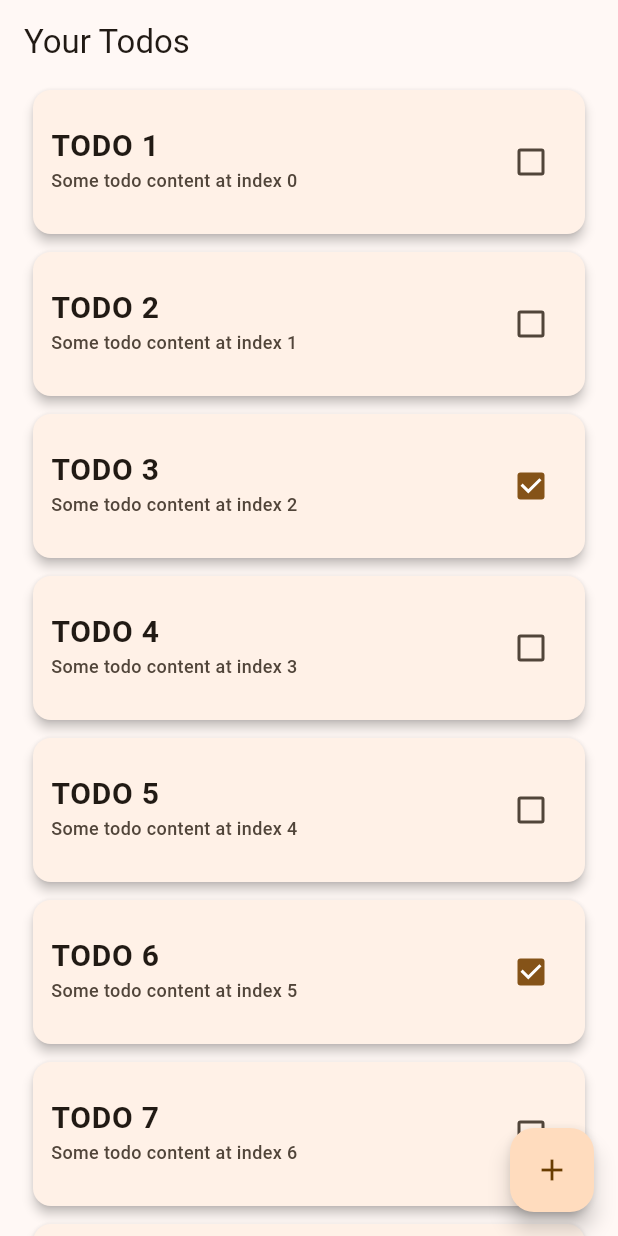
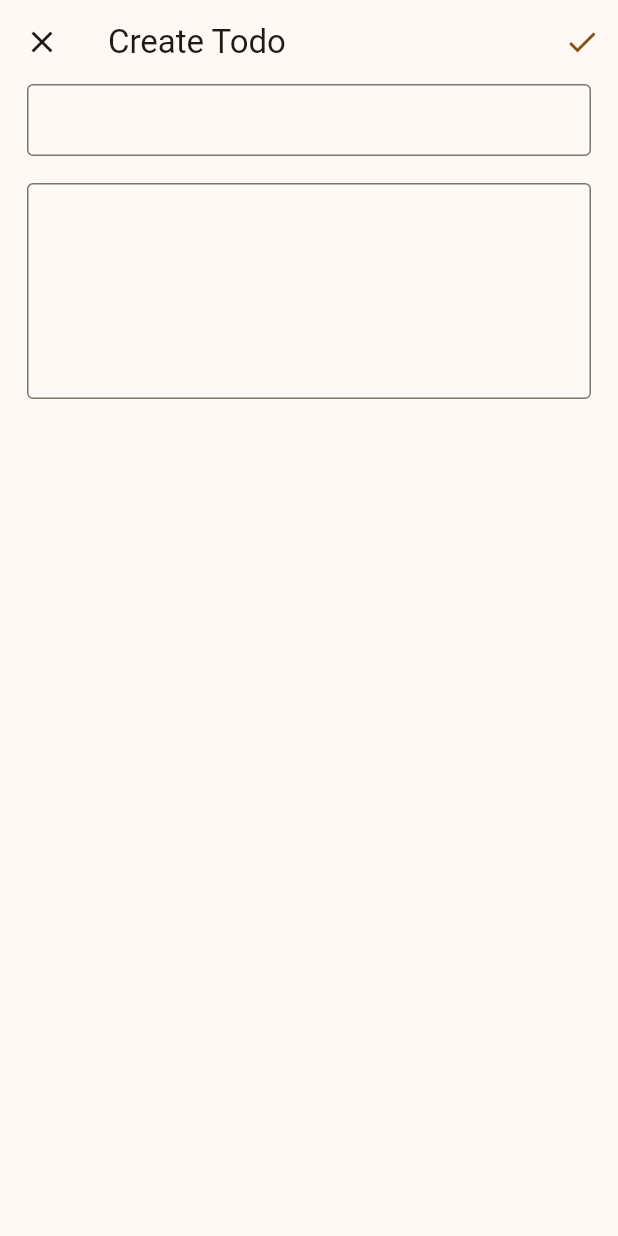
Before and after one commit to Mastersam07/TodoClient, a Flutter app: the TodoHome screen opened by its route, after a tap on the "add" icon, on a phone screen of 412 x 824 dp. Run offline on Flutter 3.47's test engine with Material 2 defaults, Android fonts, the phone set to English and light mode, and no system bars.

Commit message:
feat: creating and editing todos.

```diff
--- /dev/null
+++ b/lib/features/todo/presentation/view/create_todo.dart
@@ -0,0 +1,72 @@
+import 'package:flutter/material.dart';
+import 'package:provider/provider.dart';
+import 'package:todo/features/todo/presentation/vms/todo_vm.dart';
+import 'package:todo/shared/constants.dart';
+import 'package:todo/shared/widgets/text_field.dart';
+import '../vms/create_todo_vm.dart';
+
+class CreateTodo extends StatelessWidget {
+  static const route = '/todo';
+
+  const CreateTodo({Key? key, this.id}) : super(key: key);
+
+  final int? id;
+
+  @override
+  Widget build(BuildContext context) {
+    return ChangeNotifierProvider(
+      create: (_) => CreateTodoViewModel(id != null
+          ? context.read<TodoViewModel>().todos.elementAt(id!)
+          : null),
+      child: const _CreateTodoPage(),
+    );
+  }
+}
+
+class _CreateTodoPage extends StatelessWidget {
+  const _CreateTodoPage({Key? key}) : super(key: key);
+
+  @override
+  Widget build(BuildContext context) {
+    final vm = context.read<CreateTodoViewModel>();
+    return Scaffold(
+      appBar: AppBar(
+        title: Text(vm.isEditing ? 'Edit Todo' : 'Create Todo'),
+        leading: IconButton(
+          icon: const Icon(Icons.close),
+          onPressed: Navigator.of(context).pop,
+        ),
+        actions: [
+          IconButton(
+            onPressed: () => vm.createOrEditTodo(context),
+            icon: Icon(
+              Icons.check,
+              color: Theme.of(context).colorScheme.primary,
+            ),
+          ),
+        ],
+      ),
+      body: SafeArea(
+        child: Padding(
+          padding: const EdgeInsets.symmetric(
+            horizontal: Constants.horizontalPadding,
+          ),
+          child: Column(
+            children: [
+              AppTextFormField(
+                controller: TextEditingController(text: vm.todo.title),
+                onChanged: (value) => vm.titleOnChange(value ?? ''),
+              ),
+              const SizedBox(height: Constants.gridSpaceMedium),
+              AppTextFormField(
+                controller: TextEditingController(text: vm.todo.content),
+                onChanged: (value) => vm.contentOnChange(value ?? ''),
+                maxLines: 5,
+              ),
+            ],
+          ),
+        ),
+      ),
+    );
+  }
+}
--- a/lib/features/todo/presentation/view/todo_home.dart
+++ b/lib/features/todo/presentation/view/todo_home.dart
@@ -1,5 +1,6 @@
 import 'package:flutter/material.dart';
 import 'package:provider/provider.dart';
+import 'package:todo/features/todo/presentation/view/create_todo.dart';
 import 'package:todo/features/todo/presentation/vms/todo_vm.dart';
 import 'package:todo/features/todo/presentation/widgets/todo_card.dart';
 import 'package:todo/shared/constants.dart';
@@ -18,7 +19,7 @@ class TodoHome extends StatelessWidget {
         title: const Text('Your Todos'),
       ),
       floatingActionButton: FloatingActionButton(
-        onPressed: () {},
+        onPressed: () => Navigator.of(context).pushNamed(CreateTodo.route),
         child: const Icon(Icons.add),
       ),
       body: ListView.separated(
@@ -30,7 +31,9 @@ class TodoHome extends StatelessWidget {
             title: todo.title ?? '',
             description: todo.content ?? '',
             isCompleted: todo.status?.status == Status.completed,
-            onTap: () => vm.toggleTodo(todo),
+            toggleStatus: () => vm.toggleTodo(todo),
+            onTap: () => Navigator.of(context)
+                .pushNamed(CreateTodo.route, arguments: {'id': todo.id}),
           );
         },
         separatorBuilder: (_, __) => const SizedBox(height: 4),
--- /dev/null
+++ b/lib/features/todo/presentation/vms/create_todo_vm.dart
@@ -0,0 +1,56 @@
+import 'package:flutter/material.dart';
+import 'package:provider/provider.dart';
+import 'package:todo/features/todo/presentation/vms/todo_vm.dart';
+
+import '../../data/models/todo.dart';
+
+class CreateTodoViewModel extends ChangeNotifier {
+  Todo _todo = Todo();
+
+  CreateTodoViewModel(Todo? todo) {
+    if (todo != null) {
+      _isEditing = true;
+      _todo = todo;
+      notifyListeners();
+    }
+  }
+
+  Todo get todo => _todo;
+
+  bool get isEditing => _isEditing;
+  bool _isEditing = false;
+
+  void titleOnChange(String value) {
+    _todo.title = value;
+    notifyListeners();
+  }
+
+  void contentOnChange(String value) {
+    _todo.content = value;
+    notifyListeners();
+  }
+
+  void createOrEditTodo(BuildContext context) {
+    _isEditing ? _completeTodoEdit(context) : _createTodo(context);
+
+    Navigator.of(context).pop();
+  }
+
+  void _createTodo(BuildContext context) {
+    context.read<TodoViewModel>().createTodo(
+          _todo
+            ..id = context.read<TodoViewModel>().todos.length
+            ..createdAt = DateTime.now()
+            ..createdBy = 'User'
+            ..status = 1,
+        );
+  }
+
+  void _completeTodoEdit(BuildContext context) {
+    context.read<TodoViewModel>().updateTodo(
+          _todo
+            ..status = 1
+            ..createdAt = DateTime.now(),
+        );
+  }
+}
--- a/lib/features/todo/presentation/widgets/todo_card.dart
+++ b/lib/features/todo/presentation/widgets/todo_card.dart
@@ -8,11 +8,13 @@ class TodoCard extends StatelessWidget {
     required this.description,
     this.isCompleted = false,
     this.onTap,
+    this.toggleStatus,
   }) : super(key: key);
   final String title;
   final String description;
   final bool isCompleted;
   final VoidCallback? onTap;
+  final VoidCallback? toggleStatus;
 
   @override
   Widget build(BuildContext context) {
@@ -41,7 +43,9 @@ class TodoCard extends StatelessWidget {
           ),
           trailing: Checkbox(
             value: isCompleted,
-            onChanged: (value) {},
+            onChanged: (value) {
+              toggleStatus?.call();
+            },
           ),
         ),
       ),
--- a/lib/main.dart
+++ b/lib/main.dart
@@ -2,6 +2,7 @@ import 'package:flutter/material.dart';
 import 'package:provider/provider.dart';
 import 'package:todo/features/authentication/presentation/views/auth.dart';
 import 'package:todo/features/splash/presentation/views/splash.dart';
+import 'package:todo/features/todo/presentation/view/create_todo.dart';
 import 'package:todo/features/todo/presentation/view/todo_home.dart';
 
 import 'features/authentication/presentation/vms/auth_vm.dart';
@@ -35,6 +36,11 @@ class MyApp extends StatelessWidget {
               return MaterialPageRoute(builder: (_) => const AuthScreen());
             case TodoHome.route:
               return MaterialPageRoute(builder: (_) => const TodoHome());
+            case CreateTodo.route:
+              final args = settings.arguments as Map<String, dynamic>?;
+              return MaterialPageRoute(
+                builder: (_) => CreateTodo(id: args?['id'] as int?),
+              );
             default:
               return MaterialPageRoute(
                 builder: (context) => Scaffold(
--- a/lib/shared/widgets/text_field.dart
+++ b/lib/shared/widgets/text_field.dart
@@ -9,6 +9,7 @@ class AppTextFormField extends StatelessWidget {
     this.onEditingComplete,
     this.label,
     this.hint,
+    this.maxLines,
     this.suffix,
     this.prefix,
   }) : super(key: key);
@@ -17,6 +18,7 @@ class AppTextFormField extends StatelessWidget {
   final VoidCallback? onEditingComplete;
   final String? label;
   final String? hint;
+  final int? maxLines;
   final Widget? suffix;
   final Widget? prefix;
 
@@ -26,14 +28,17 @@ class AppTextFormField extends StatelessWidget {
       controller: controller,
       onChanged: onChanged,
       onEditingComplete: onEditingComplete,
+      maxLines: maxLines,
       decoration: InputDecoration(
         labelText: label,
         hintText: hint,
         prefixIcon: prefix,
         suffixIcon: suffix,
         border: const OutlineInputBorder(),
-        contentPadding:
-            const EdgeInsets.symmetric(horizontal: Constants.gridSpaceSmall),
+        contentPadding: const EdgeInsets.symmetric(
+          horizontal: Constants.gridSpaceSmall,
+          vertical: Constants.gridSpaceSmall,
+        ),
       ),
     );
   }
```
Also changed, not shown: lib/features/todo/presentation/vms/todo_vm.dart (+10 -1 lines).
